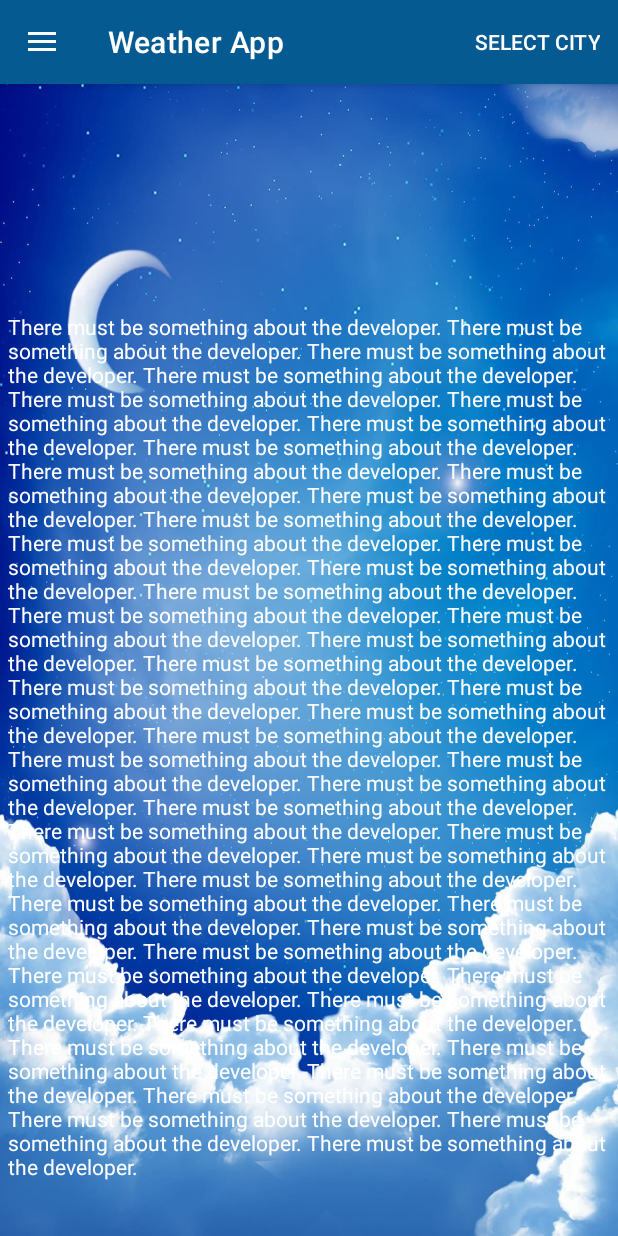
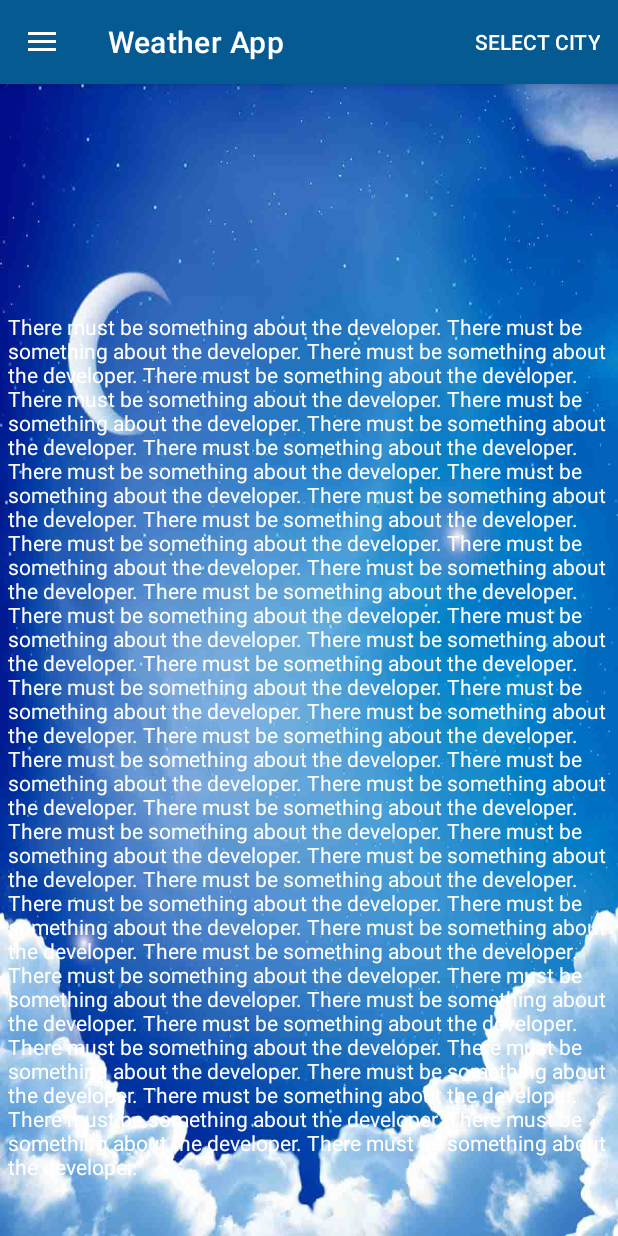
Before and after one commit to YashinSergey/WeatherApplication, an Android app: the screen it shows after launch (WeatherActivity), in the side drawer, after a tap on "About developer", on a phone screen of 412 x 824 dp. Run offline under Robolectric (Android 15) with nearby library versions, the phone set to English and light mode, and no system bars; libraries missing offline, so code that uses them is left out: com.facebook.drawee; plain views replace SimpleDraweeView; 4 statements that could not run were skipped.

Commit message:
replace dark background

```diff
--- a/app/src/main/res/layout/fragment_about_developer.xml
+++ b/app/src/main/res/layout/fragment_about_developer.xml
@@ -31,7 +31,7 @@
                 android:layout_width="match_parent"
                 android:layout_height="wrap_content"
                 android:paddingStart="5dp"
-                android:paddingEnd="5dp"
+                android:paddingEnd="1dp"
                 android:enabled="false"
                 android:text="@string/about_developer_text"
                 android:textColor="@color/text_color_black"/>
```
Also changed, not shown: app/src/main/res/drawable/background_dark.jpg, app/src/main/res/drawable/background_dark1.jpg (deleted).
